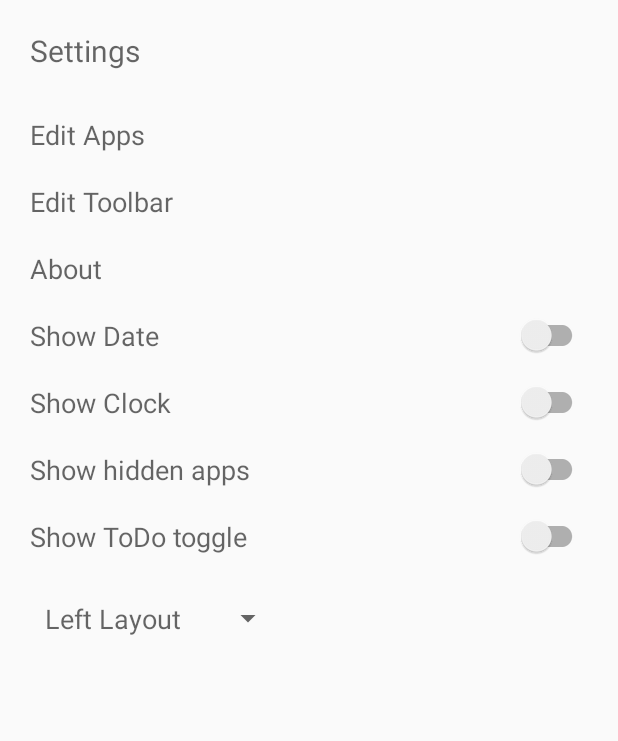
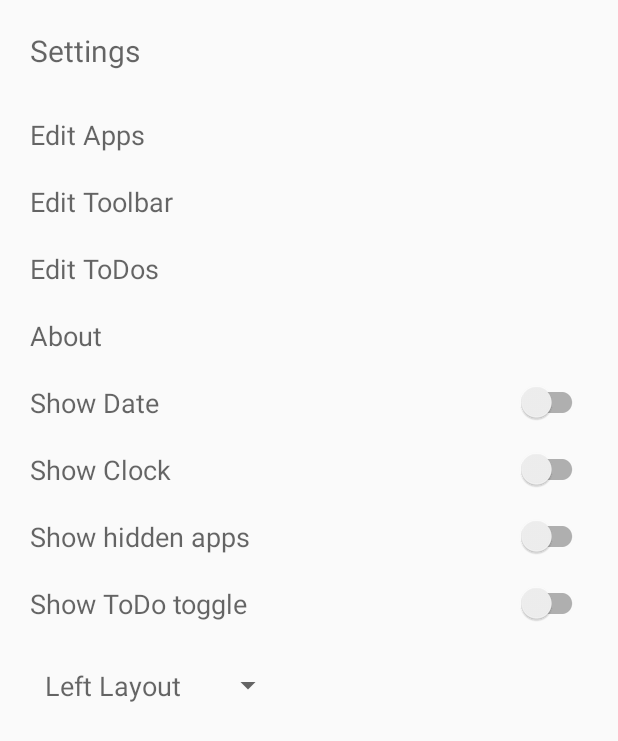
Before and after one commit to myin142/min-launcher, an Android app: the Settings screen opened directly, with no data from a screen before it, on a phone screen of 412 x 824 dp. Shown: the top 741 px of the screen. Run offline under Robolectric (Android 15) with nearby library versions, the phone set to English and light mode, and no system bars; our stand-ins replace Dagger/Hilt's generated code, Room's generated code; libraries missing offline, so code that uses them is left out: androidx.room.util.

Commit message:
add todo edit activity in settings

```diff
--- a/app/src/main/java/io/github/myin/phone/config/ActivityModule.java
+++ b/app/src/main/java/io/github/myin/phone/config/ActivityModule.java
@@ -7,6 +7,7 @@ import io.github.myin.phone.views.home.HomeActivity;
 import io.github.myin.phone.views.home.HomeBottom;
 import io.github.myin.phone.views.settings.apps.ManageAppsActivity;
 import io.github.myin.phone.views.settings.toolbar.ManageToolsActivity;
+import io.github.myin.phone.views.todo.TodoActivity;
 
 @Module(includes = DatabaseModule.class)
 public abstract class ActivityModule {
@@ -26,4 +27,6 @@ public abstract class ActivityModule {
     @ContributesAndroidInjector
     abstract AppsList appsList();
 
+    @ContributesAndroidInjector
+    abstract TodoActivity todoActivity();
 }
--- a/app/src/main/java/io/github/myin/phone/views/settings/Settings.java
+++ b/app/src/main/java/io/github/myin/phone/views/settings/Settings.java
@@ -22,6 +22,7 @@ import io.github.myin.phone.utils.FeaturePreference;
 import io.github.myin.phone.utils.Permission;
 import io.github.myin.phone.views.settings.apps.ManageAppsActivity;
 import io.github.myin.phone.views.settings.toolbar.ManageToolsActivity;
+import io.github.myin.phone.views.todo.TodoActivity;
 
 public class Settings extends AppCompatActivity {
 
@@ -41,6 +42,7 @@ public class Settings extends AppCompatActivity {
         findViewById(R.id.edit_apps).setOnClickListener(v -> openEditApps());
         findViewById(R.id.edit_tools).setOnClickListener(v -> openEditTools());
         findViewById(R.id.about).setOnClickListener(v -> openAbout());
+        findViewById(R.id.edit_todos).setOnClickListener(v -> openTodoList());
 
         calendarLayout = findViewById(R.id.calendar_list);
         calendarPermission = findViewById(R.id.request_calendar_permission);
@@ -148,4 +150,9 @@ public class Settings extends AppCompatActivity {
         Intent aboutIntent = new Intent(this, About.class);
         startActivity(aboutIntent);
     }
+
+    public void openTodoList() {
+        Intent todoIntent = new Intent(this, TodoActivity.class);
+        startActivity(todoIntent);
+    }
 }
--- a/app/src/main/res/layout/settings_activity.xml
+++ b/app/src/main/res/layout/settings_activity.xml
@@ -48,6 +48,14 @@
                 android:layout_width="wrap_content"
                 android:layout_height="wrap_content"
                 android:text="@string/settings_edit_tools"
+                android:textSize="@dimen/text_size"/>
+
+        <TextView
+                android:id="@+id/edit_todos"
+                style="@style/ListText"
+                android:layout_width="wrap_content"
+                android:layout_height="wrap_content"
+                android:text="@string/edit_todos"
                 android:textSize="@dimen/text_size"/>
 
         <TextView
--- a/app/src/main/res/values/strings.xml
+++ b/app/src/main/res/values/strings.xml
@@ -36,7 +36,7 @@
     <string name="request_calendar_permission">Request calendar permission</string>
 
     <string name="todo">ToDo</string>
+    <string name="calendar">Calendar</string>
     <string name="create_todo">Create ToDo</string>
-    <string name="add_todo">Add ToDo</string>
-    <string name="calendar">Calendar</string>
+    <string name="edit_todos">Edit ToDos</string>
 </resources>
```
Also changed, not shown: app/src/main/java/io/github/myin/phone/views/home/HomeActivity.java (+0 -25 lines), app/src/main/java/io/github/myin/phone/views/todo/TodoActivity.java (+66 -18 lines).
